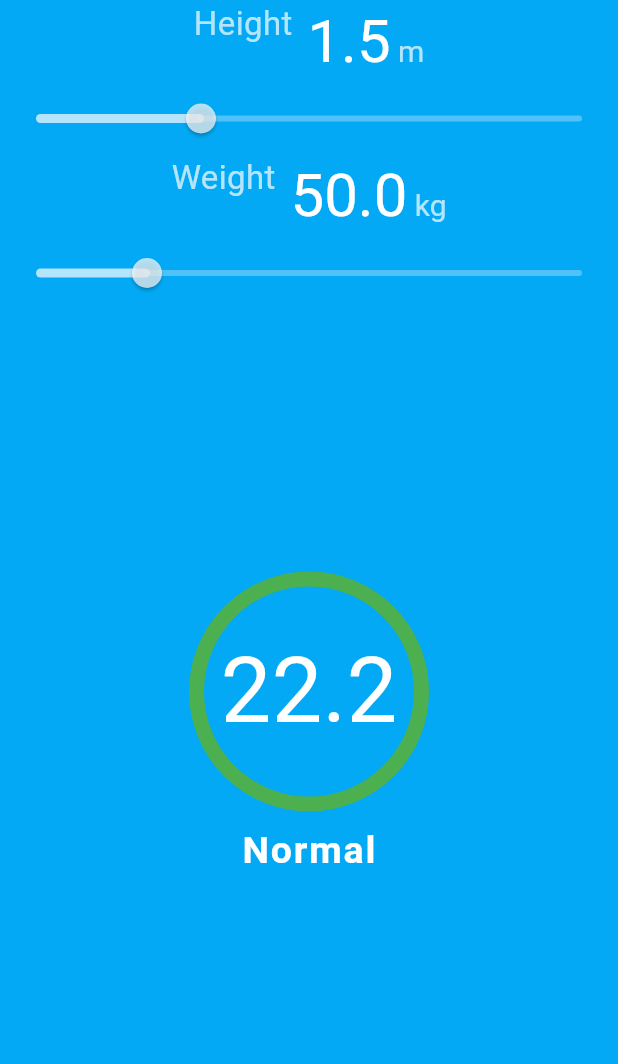
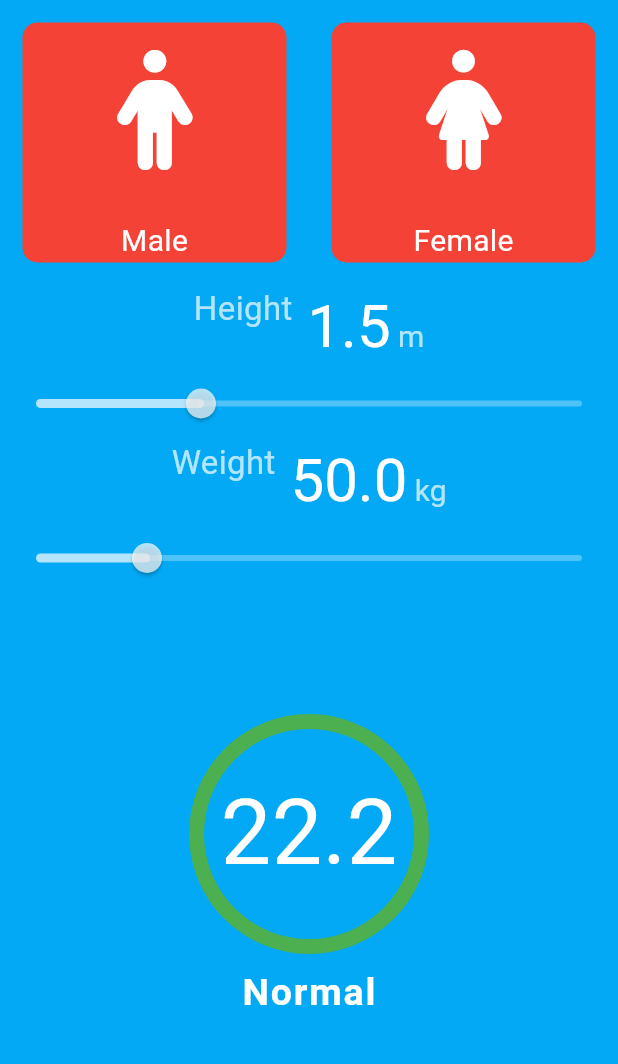
Before and after one commit to Shoykat361/Bmi-Calculator, a Flutter app: the screen it shows after launch, on a phone screen of 412 x 824 dp, the part 84-1148 px from its top. Run offline on Flutter 3.47's test engine with Material 3 defaults, Android fonts, the phone set to English and light mode, and no system bars; our stand-ins replace font_awesome_flutter.

Commit message:
male and female otion add

```diff
--- /dev/null
+++ b/devtools_options.yaml
@@ -0,0 +1 @@
+extensions:
--- a/lib/bmi_home.dart
+++ b/lib/bmi_home.dart
@@ -1,6 +1,13 @@
+import 'dart:async';
+
 import 'package:bmi_calculator/bmi_provider.dart';
 import 'package:bmi_calculator/constants.dart';
+import 'package:bmi_calculator/container_box.dart';
+import 'package:bmi_calculator/data_container.dart';
+import 'package:flutter/cupertino.dart';
 import 'package:flutter/material.dart';
+import 'package:flutter/widgets.dart';
+import 'package:font_awesome_flutter/font_awesome_flutter.dart';
 import 'package:provider/provider.dart';
 
 class BmiHome extends StatefulWidget {
@@ -20,6 +27,7 @@ class _BmiHomeState extends State<BmiHome> {
       ),
       body: Column(
         children: [
+          Consumer<BmiProvider>(builder: (context, provider, child) => Person(),),
           Consumer<BmiProvider>(
             builder: (context, provider, child) => BmiSlider(
               label: 'Height',
@@ -61,6 +69,30 @@ class _BmiHomeState extends State<BmiHome> {
   }
 }
 
+class Person extends StatelessWidget {
+  const Person({super.key});
+
+  @override
+  Widget build(BuildContext context) {
+    return Row(
+      crossAxisAlignment: CrossAxisAlignment.start,
+      mainAxisAlignment: MainAxisAlignment.start,
+      children: [
+        Expanded(
+          child: ContainerBox(boxColor: Colors.red, childwidget: DataContainer(
+            title: 'Male', icon: FontAwesomeIcons.male,
+          ),),
+        ),
+        Expanded(
+          child: ContainerBox(boxColor: Colors.red, childwidget: DataContainer(
+
+            title: 'Female', icon: FontAwesomeIcons.female,
+          ),),
+        ),
+      ],
+    );
+  }
+}
 class BmiSlider extends StatelessWidget {
   const BmiSlider({
     super.key,
--- /dev/null
+++ b/lib/container_box.dart
@@ -0,0 +1,21 @@
+import 'package:flutter/material.dart';
+
+class ContainerBox extends StatelessWidget {
+  ContainerBox({required this.boxColor, required this.childwidget});
+
+  final Color boxColor;
+  final Widget childwidget;
+
+  @override
+  Widget build(BuildContext context) {
+    return Container(
+      child: childwidget,
+      margin: EdgeInsets.all(15.0),
+      decoration: BoxDecoration(
+        borderRadius: BorderRadius.circular(10.0),
+        color: boxColor,
+
+      ),
+    );
+  }
+}
--- /dev/null
+++ b/lib/data_container.dart
@@ -0,0 +1,49 @@
+import 'package:flutter/material.dart';
+
+
+const textStyle1 = TextStyle(
+    color: Color(0xFFffffff),
+    fontSize: 20.0
+);
+
+const textStyle2 = TextStyle(
+    color: Color(0xFFffffff),
+    fontSize: 60.0,
+    fontWeight: FontWeight.w900
+);
+
+const textStyle3 = TextStyle(
+    color: Color(0xFFffffff),
+    fontSize: 30.0,
+    fontWeight: FontWeight.w900
+);
+
+class DataContainer extends StatelessWidget {
+
+  DataContainer({required this.icon, required this.title});
+
+  final IconData icon;
+  final String title;
+
+  @override
+  Widget build(BuildContext context) {
+    return Column(
+      mainAxisAlignment: MainAxisAlignment.center,
+      children: <Widget>[
+        Padding(
+          padding: const EdgeInsets.all(18.0),
+          child: Icon(
+            icon,
+            size: 80.0,
+            color: Colors.white,
+          ),
+        ),
+        SizedBox(height: 15.0,),
+        Text(
+            title,
+            style: textStyle1
+        ),
+      ],
+    );
+  }
+}
--- a/lib/main.dart
+++ b/lib/main.dart
@@ -1,3 +1,4 @@
+
 import 'package:bmi_calculator/bmi_home.dart';
 import 'package:bmi_calculator/bmi_provider.dart';
 import 'package:flutter/material.dart';
--- a/pubspec.yaml
+++ b/pubspec.yaml
@@ -35,6 +35,9 @@ dependencies:
   # The following adds the Cupertino Icons font to your application.
   # Use with the CupertinoIcons class for iOS style icons.
   cupertino_icons: ^1.0.6
+  font_awesome_flutter:
+  flutter_launcher_icons:
+  url_launcher:
   provider:
 
 dev_dependencies:
```
Also changed, not shown: lib/main_screen.dart (added), pubspec.lock.
